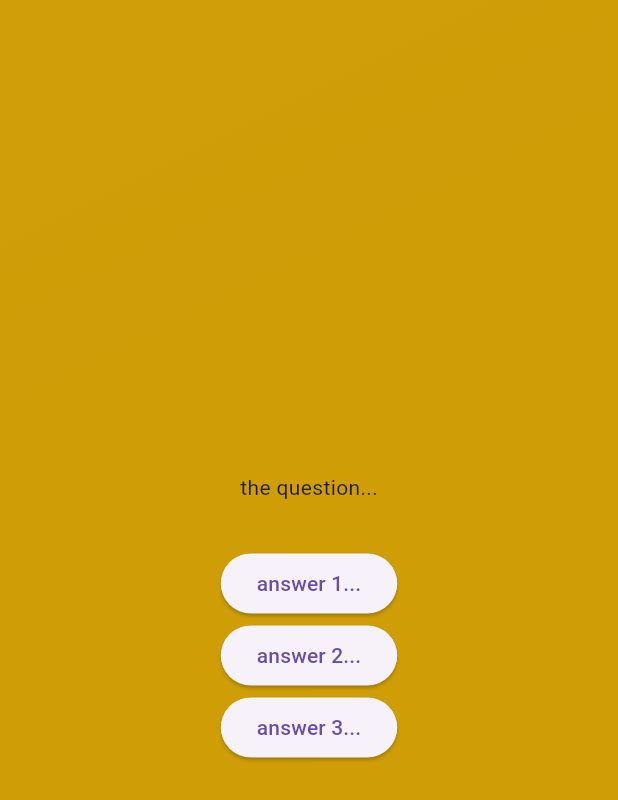
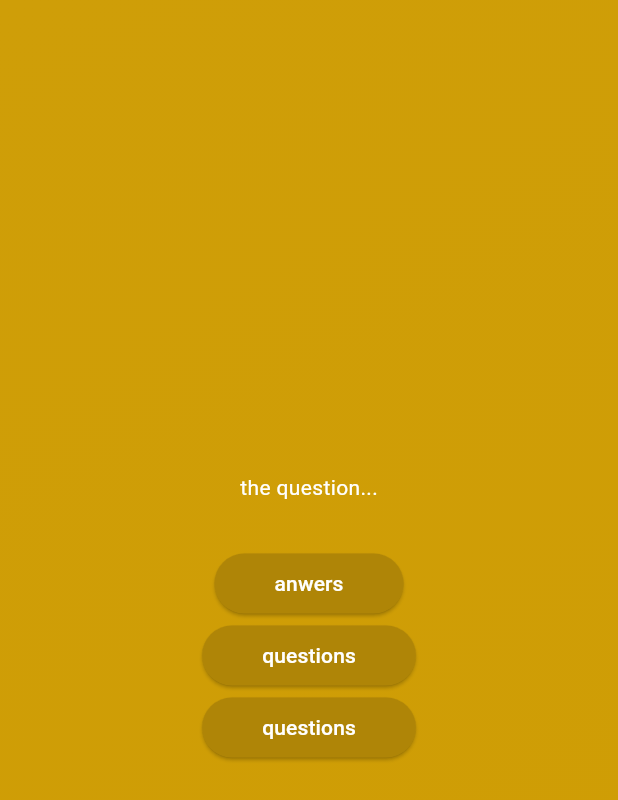
Before and after one commit to bnthurre/quiz_app_2, a Flutter app: the screen it shows after launch, after a tap on "start quiz", on a phone screen of 412 x 824 dp. Shown: the top 800 px of the screen. Run offline on Flutter 3.47's test engine with Material 3 defaults, Android fonts, the phone set to English and light mode, and no system bars.

Commit message:
creating reusable, custom styled button

```diff
--- /dev/null
+++ b/lib/answer_button.dart
@@ -0,0 +1,22 @@
+import 'package:flutter/material.dart';
+
+class AnswerButton extends StatelessWidget {
+  const AnswerButton(
+      {super.key, required this.answerText, required this.onTap});
+
+  final String answerText;
+  final void Function() onTap;
+
+  @override
+  Widget build(BuildContext context) {
+    return ElevatedButton(
+        onPressed: () {},
+        style: ElevatedButton.styleFrom(
+            padding: const EdgeInsets.symmetric(vertical: 10, horizontal: 40),
+            backgroundColor: const Color.fromARGB(255, 175, 133, 7),
+            foregroundColor: Colors.white,
+            shape: RoundedRectangleBorder(
+                borderRadius: BorderRadius.circular(40))),
+        child: Text(answerText));
+  }
+}
--- a/lib/questions_screen.dart
+++ b/lib/questions_screen.dart
@@ -1,4 +1,5 @@
 import 'package:flutter/material.dart';
+import 'package:quiz_app_2/answer_button.dart';
 
 class QuestionsScreen extends StatefulWidget {
   const QuestionsScreen({super.key});
@@ -17,13 +18,16 @@ class _QuestionsScreenState extends State<QuestionsScreen> {
       child: Column(
         mainAxisAlignment: MainAxisAlignment.center,
         children: [
-          const Text('the question...'),
+          const Text(
+            'the question...',
+            style: TextStyle(color: Colors.white),
+          ),
           const SizedBox(
             height: 30,
           ),
-          ElevatedButton(onPressed: () {}, child: const Text('answer 1...')),
-          ElevatedButton(onPressed: () {}, child: const Text('answer 2...')),
-          ElevatedButton(onPressed: () {}, child: const Text('answer 3...'))
+          AnswerButton(answerText: 'anwers', onTap: () {}),
+          AnswerButton(answerText: 'questions', onTap: () {}),
+          AnswerButton(answerText: 'questions', onTap: () {}),
         ],
       ),
     );
```
